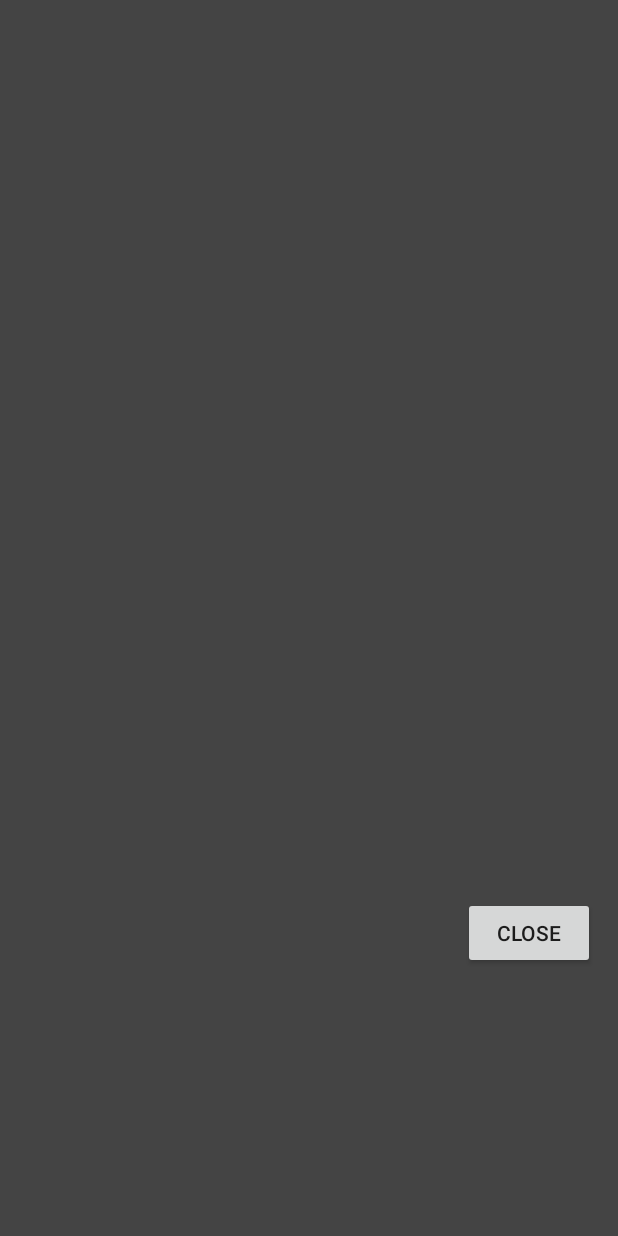
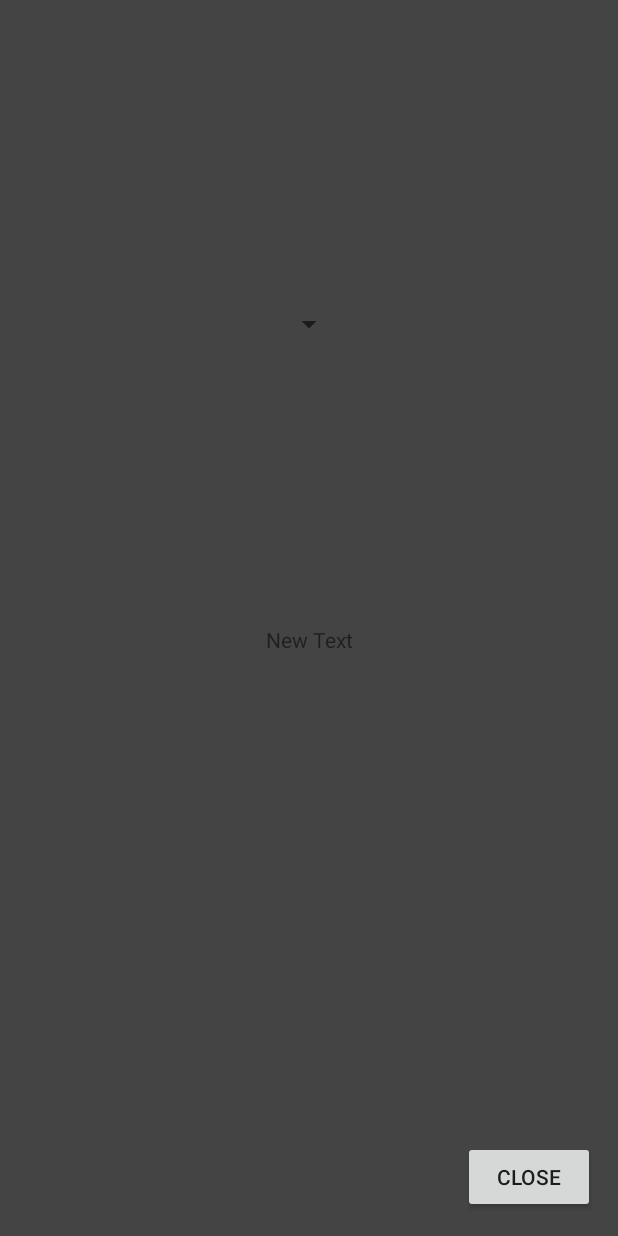
Before and after one commit to seikochan/TimeItApp, an Android app: the layout stats_popup_main.xml on its own in the app's theme, with its tools: preview values and no code run, on a phone screen of 412 x 824 dp. Run offline under Robolectric (Android 15) with nearby library versions, the phone set to English and light mode, and no system bars.

Commit message:
Statistics popup now correctly displays stats based on user input of what time period they want the statistics from.

```diff
--- a/app/build.gradle
+++ b/app/build.gradle
@@ -6,7 +6,7 @@ android {
 
     defaultConfig {
         applicationId "ics466.timeit"
-        minSdkVersion 9
+        minSdkVersion 11
         targetSdkVersion 21
         versionCode 1
         versionName "1.0"
--- a/app/src/main/AndroidManifest.xml
+++ b/app/src/main/AndroidManifest.xml
@@ -17,9 +17,12 @@
             </intent-filter>
         </activity>
 
+        <!-- android:theme -> Opens this activity like a Dialog Box -->
         <activity
             android:name=".StatisticsList"
             android:label="@string/app_name"
+
+
             android:theme="@android:style/Theme.Holo.Dialog">
 
         </activity>
--- a/app/src/main/java/ics466/timeit/Event.java
+++ b/app/src/main/java/ics466/timeit/Event.java
@@ -208,4 +208,8 @@ public class Event {
         return endTime;
     }
 
+    public long getDuration() {
+        return endTime - startTime;
+    }
+
 }
--- a/app/src/main/res/layout/stats_popup_main.xml
+++ b/app/src/main/res/layout/stats_popup_main.xml
@@ -1,5 +1,5 @@
 <?xml version="1.0" encoding="utf-8"?>
-<LinearLayout xmlns:android="http://schemas.android.com/apk/res/android"
+<RelativeLayout xmlns:android="http://schemas.android.com/apk/res/android"
     android:id="@+id/stats_popup_element"
     android:orientation="vertical" android:layout_width="match_parent"
     android:layout_height="match_parent"
@@ -7,16 +7,42 @@
     android:padding="15sp"
     android:weightSum="1">
 
+    <Spinner
+        android:layout_width="wrap_content"
+        android:layout_height="0dp"
+        android:id="@+id/time_unit_spinner"
+        android:layout_gravity="center_horizontal"
+        android:spinnerMode="dropdown"
+        android:layout_weight="2.79"
+        android:layout_centerHorizontal="true"
+        android:layout_alignParentTop="true"
+        android:layout_above="@+id/android:list" />
+
     <ListView
         android:id="@+id/android:list"
         android:layout_width="match_parent"
-        android:layout_height="433dp"
-        android:layout_weight="0.48" />
+        android:layout_height="392dp"
+        android:clickable="false"
+        android:layout_alignBottom="@+id/btn_stats_close"
+        android:layout_alignParentLeft="true"
+        android:layout_alignParentStart="true" />
 
     <Button
         android:id="@+id/btn_stats_close"
         android:layout_width="wrap_content"
         android:layout_height="wrap_content"
         android:text="Close"
-        android:layout_gravity="right" />
-</LinearLayout>
+        android:layout_gravity="bottom|right"
+        android:layout_alignParentBottom="true"
+        android:layout_alignParentRight="true"
+        android:layout_alignParentEnd="true" />
+
+    <TextView
+        android:layout_width="match_parent"
+        android:layout_height="wrap_content"
+        android:text="New Text"
+        android:id="@+id/txt_tot_time"
+        android:layout_alignTop="@+id/android:list"
+        android:layout_centerHorizontal="true"
+        android:gravity="center_horizontal" />
+</RelativeLayout>
--- a/app/src/main/res/values/strings.xml
+++ b/app/src/main/res/values/strings.xml
@@ -9,4 +9,10 @@
     <string name="statistics">Statistics</string>
     <string name="close">Close</string>
 
+    <string-array name="timeMeasurement">
+        <item>last 24 hours</item>
+        <item>last 7 days</item>
+        <item>last 30 days</item>
+    </string-array>
+
 </resources>
```
Also changed, not shown: app/src/main/java/ics466/timeit/MainActivity.java (+6 -6 lines), app/src/main/java/ics466/timeit/StatisticsList.java (+164 -14 lines), app/src/main/res/layout/spinner_item.xml (added, +7 -0 lines).
